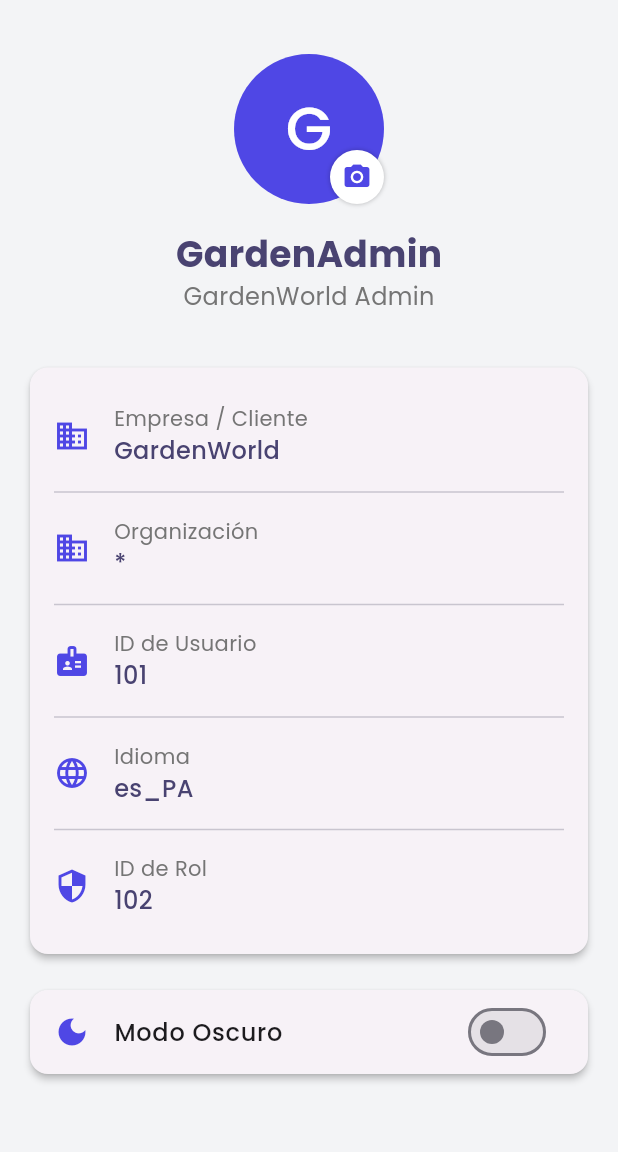
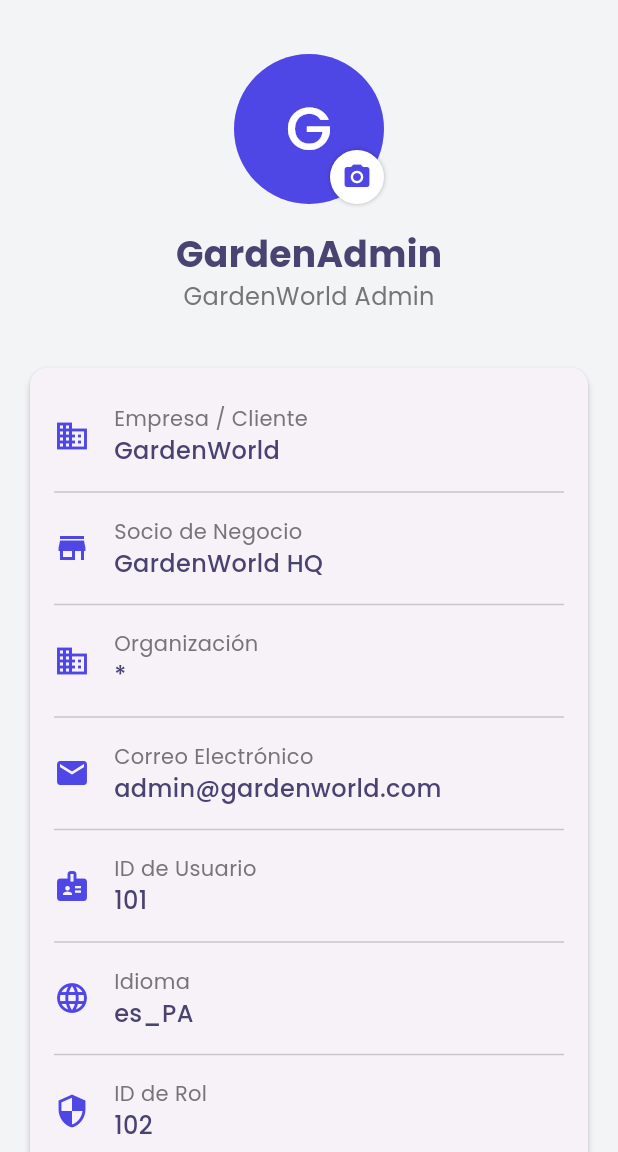
Before and after one commit to JosianCDS/primhub, a Flutter app: the ProfilePage screen opened by its route, on a phone screen of 412 x 824 dp, the part 84-1236 px from its top. Run offline on Flutter 3.47's test engine with Material 3 defaults, Android fonts, the phone set to English and light mode, and no system bars; our stand-ins replace google_fonts, shared_preferences; accounts and stored records are empty; network calls fail.

Commit message:
Update theme colors and enhance profile page information display

```diff
--- a/lib/theme/theme.dart
+++ b/lib/theme/theme.dart
@@ -60,8 +60,8 @@ class AppThemes {
       colorScheme: colorScheme,
       scaffoldBackgroundColor: colorScheme.surfaceDim,
       appBarTheme: AppBarTheme(
-        backgroundColor: colorScheme.secondary,
-        foregroundColor: colorScheme.onSecondary,
+        backgroundColor: colorScheme.onPrimary,
+        foregroundColor: colorScheme.onTertiaryContainer,
         elevation: 0,
         centerTitle: true,
       ),
--- a/lib/theme/theme_material.dart
+++ b/lib/theme/theme_material.dart
@@ -239,7 +239,7 @@ class MaterialTheme {
       onSecondaryContainer: Color(0xff000000),
       tertiary: Color(0xffffcfe8),
       onTertiary: Color(0xff3f1732),
-      tertiaryContainer: Color(0xffb880a0),
+      tertiaryContainer: Color(0xFFB880A0),
       onTertiaryContainer: Color(0xff000000),
       error: Color(0xffffd2cc),
       onError: Color(0xff540003),
--- a/lib/ui/pages/profile_page.dart
+++ b/lib/ui/pages/profile_page.dart
@@ -103,6 +103,8 @@ class _ProfilePageState extends State<ProfilePage> {
     final int orgId = _userInfo['AD_Org_ID'] ?? 0;
     final int userId = _userInfo['AD_User_ID'] ?? 0;
     final String language = _userInfo['AD_Language'] ?? 'es_PA';
+    final String email = _userInfo['email'] ?? 'admin@gardenworld.com';
+    final String bPartner = _userInfo['bpartner_name'] ?? 'GardenWorld HQ';
 
     final String roleName = roleId == 102 ? 'GardenWorld Admin' : 'Rol $roleId';
     final String clientName = clientId == 11
@@ -187,7 +189,11 @@ class _ProfilePageState extends State<ProfilePage> {
                       clientName,
                     ),
                     const Divider(),
+                    _buildInfoTile(Icons.store, 'Socio de Negocio', bPartner),
+                    const Divider(),
                     _buildInfoTile(Icons.domain, 'Organización', orgName),
+                    const Divider(),
+                    _buildInfoTile(Icons.email, 'Correo Electrónico', email),
                     const Divider(),
                     _buildInfoTile(
                       Icons.badge,
```
Also changed, not shown: 1 other file.
